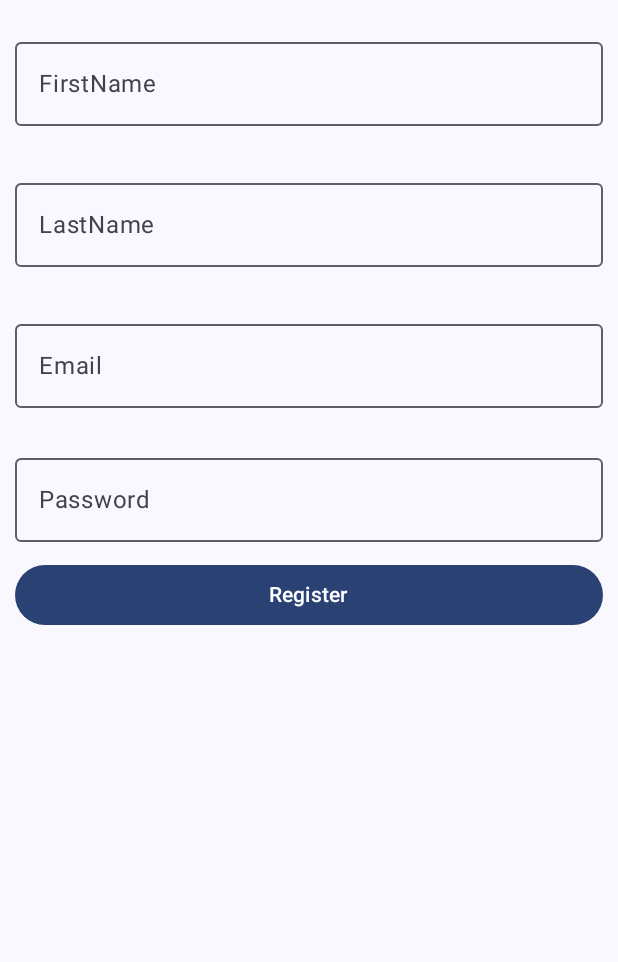
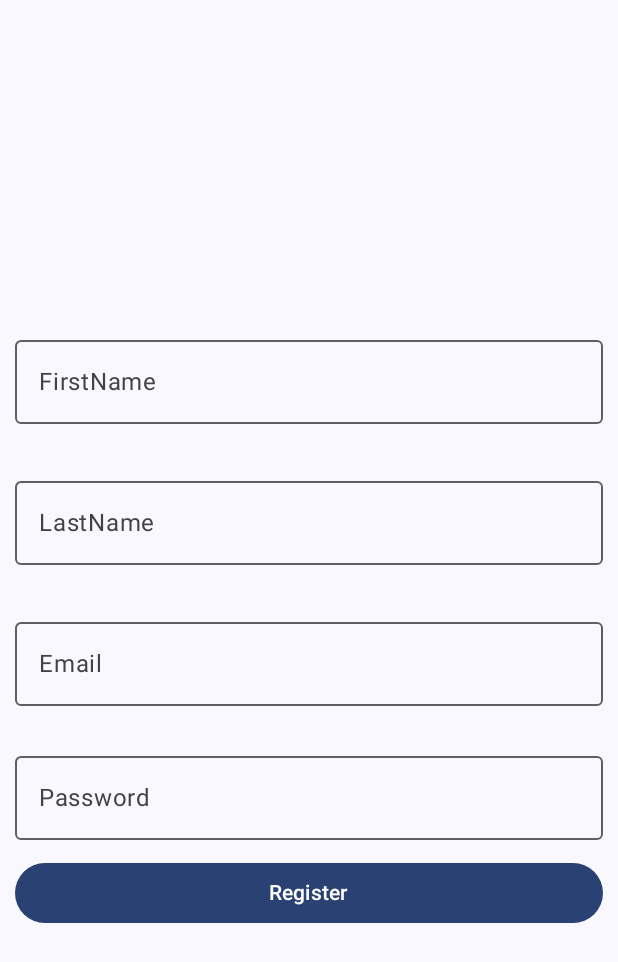
Before and after one commit to Manikishorekundla1/WeatherKi, an Android app built with Jetpack Compose: the screen it shows after launch (MainActivity), on a phone screen of 412 x 824 dp. Shown: the top 962 px of the screen. Run offline under Robolectric (Android 15) with nearby library versions, the phone set to English and light mode, and no system bars.

Commit message:
Login page

```diff
--- a/app/src/main/java/uk/ac/tees/w9613019/weatherki/Components/RegisterPage.kt
+++ b/app/src/main/java/uk/ac/tees/w9613019/weatherki/Components/RegisterPage.kt
@@ -1,13 +1,13 @@
 package uk.ac.tees.w9613019.weatherki.Components
 
 import android.widget.Toast
+import androidx.compose.foundation.layout.Arrangement
 import androidx.compose.foundation.layout.Column
 import androidx.compose.foundation.layout.Spacer
 import androidx.compose.foundation.layout.fillMaxSize
 import androidx.compose.foundation.layout.fillMaxWidth
 import androidx.compose.foundation.layout.height
 import androidx.compose.foundation.layout.padding
-import androidx.compose.foundation.layout.width
 import androidx.compose.foundation.text.KeyboardOptions
 import androidx.compose.material3.Button
 import androidx.compose.material3.ExperimentalMaterial3Api
@@ -18,6 +18,7 @@ import androidx.compose.runtime.getValue
 import androidx.compose.runtime.mutableStateOf
 import androidx.compose.runtime.remember
 import androidx.compose.runtime.setValue
+import androidx.compose.ui.Alignment
 import androidx.compose.ui.ExperimentalComposeUiApi
 import androidx.compose.ui.Modifier
 import androidx.compose.ui.platform.LocalContext
@@ -39,7 +40,9 @@ fun RegisterPage() {
     var password by remember { mutableStateOf("") }
     val context = LocalContext.current
     val control=LocalSoftwareKeyboardController.current
-    Column(modifier = Modifier.fillMaxSize().padding(10.dp)) {
+    Column(modifier = Modifier.fillMaxSize().padding(10.dp),
+        horizontalAlignment = Alignment.CenterHorizontally,
+        verticalArrangement =Arrangement.Center ) {
 
 
         OutlinedTextField(value = firstName,
@@ -85,7 +88,7 @@ fun RegisterPage() {
         Button(onClick = { Toast.makeText(context,"Registering",
             Toast.LENGTH_SHORT).show() },
             modifier = Modifier.fillMaxWidth().height(40.dp)) {
-            control?.hide()
+
             Text(text = "Register")
 
         }
```
